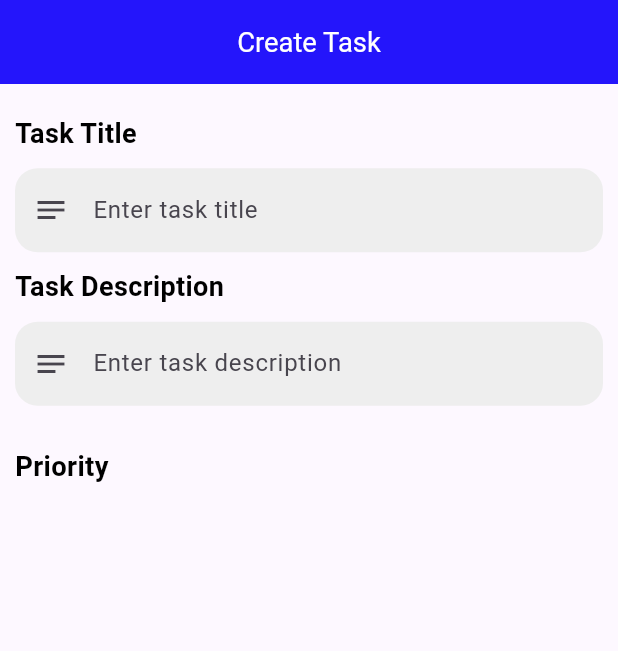
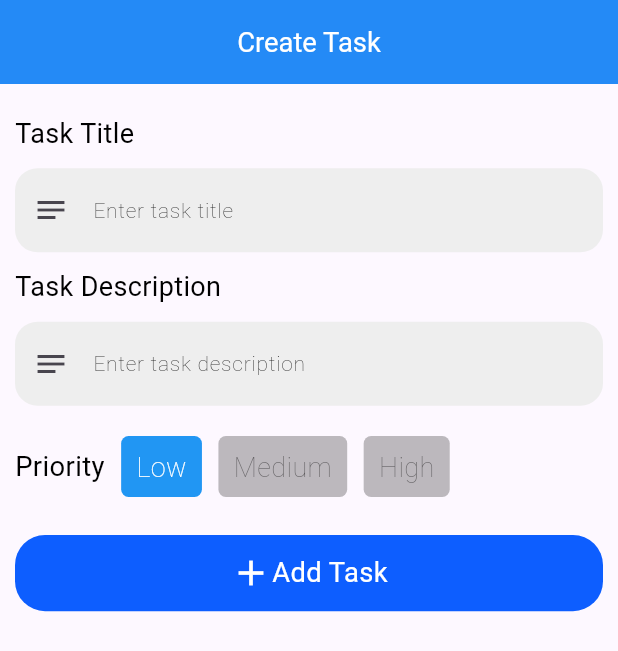
Before and after one commit to jayasaleh/todo-app, a Flutter app: the AddTaskScreens screen opened directly, on a phone screen of 412 x 824 dp. Shown: the top 651 px of the screen. Run offline on Flutter 3.47's test engine with Material 3 defaults, Android fonts, the light colour scheme and no system bars; our stand-ins replace cloud_firestore, firebase_auth, firebase_core, flutter_riverpod, font_awesome_flutter, go_router and 2 more; accounts and stored records are empty; generated files the repository leaves out were written again.

Commit message:
implement logical crud task

```diff
--- /dev/null
+++ b/lib/features/task_management/domain/task.dart
@@ -0,0 +1,86 @@
+class Task {
+  final String id;
+  final String title;
+  final String description;
+  final String priority;
+  final String date;
+  final bool isComplete;
+
+  Task({
+    this.id = '',
+    required this.title,
+    required this.description,
+    required this.priority,
+    required this.date,
+    this.isComplete = false,
+  });
+
+  @override
+  int get hashCode =>
+      id.hashCode ^
+      title.hashCode ^
+      description.hashCode ^
+      priority.hashCode ^
+      date.hashCode ^
+      isComplete.hashCode;
+
+  // Generate equals/hashCode (Alt + Insert > '== and hashCode')
+  @override
+  bool operator ==(Object other) {
+    if (identical(this, other)) return true;
+    return other is Task &&
+        other.id == id &&
+        other.title == title &&
+        other.description == description &&
+        other.priority == priority &&
+        other.date == date &&
+        other.isComplete == isComplete;
+  }
+
+  // Generate copyWith (Alt + Insert > 'copyWith')
+  Task copyWith({
+    String? id,
+    String? title,
+    String? description,
+    String? priority,
+    String? date,
+    bool? isComplete,
+  }) {
+    return Task(
+      id: id ?? this.id,
+      title: title ?? this.title,
+      description: description ?? this.description,
+      priority: priority ?? this.priority,
+      date: date ?? this.date,
+      isComplete: isComplete ?? this.isComplete,
+    );
+  }
+
+  Map<String, dynamic> toMap() {
+    return {
+      'id': id,
+      'title': title,
+      'description': description,
+      'priority': priority,
+      'date': date,
+      'isComplete': isComplete,
+    };
+  }
+
+  factory Task.fromMap(Map<String, dynamic> map) {
+    return Task(
+      id: map['id'],
+      title: map['title'],
+      description: map['description'],
+      priority: map['priority'],
+      date: map['date'],
+      isComplete: map['isComplete'],
+    );
+  }
+
+  // Generate toString (Alt + Insert > 'toString()')
+  @override
+  String toString() {
+    return 'Task(id: $id, title: $title, description: $description, priority: $priority, date: $date, isComplete: $isComplete)';
+  }
+}
--- a/lib/features/task_management/presentation/screens/add_task_screens.dart
+++ b/lib/features/task_management/presentation/screens/add_task_screens.dart
@@ -1,5 +1,9 @@
 import 'package:flutter/material.dart';
 import 'package:flutter_riverpod/flutter_riverpod.dart';
+import 'package:to_do/common_widgets/async_value_ui.dart';
+import 'package:to_do/features/authentication/data/auth_repository.dart';
+import 'package:to_do/features/task_management/domain/task.dart';
+import 'package:to_do/features/task_management/presentation/firestore_controller.dart';
 import 'package:to_do/features/task_management/presentation/widgets/title_description.dart';
 import 'package:to_do/utils/app_styles.dart';
 import 'package:to_do/utils/size_config.dart';
@@ -16,6 +20,19 @@ class _AddTaskScreenState extends ConsumerState<AddTaskScreens> {
   final List<String> _priorities = ['Low', 'Medium', 'High'];
   int _selectedPriorities = 0;
 
+  Color _getPriorityColor(int index) {
+    switch (_priorities[index]) {
+      case 'Low':
+        return Colors.blue;
+      case 'Medium':
+        return Colors.orange;
+      case 'High':
+        return Colors.red;
+      default:
+        return Colors.grey;
+    }
+  }
+
   @override
   void dispose() {
     _titleController.dispose();
@@ -26,6 +43,12 @@ class _AddTaskScreenState extends ConsumerState<AddTaskScreens> {
   @override
   Widget build(BuildContext context) {
     SizeConfig.init(context);
+    final userId = ref.watch(currentUserProvider)!.uid;
+    final state = ref.watch(firestoreControllerProvider);
+    ref.listen<AsyncValue>(firestoreControllerProvider, (_, state) {
+      state.showAlertDialogError(context);
+    });
+
     return Scaffold(
       appBar: AppBar(
         title: Text(
@@ -49,7 +72,7 @@ class _AddTaskScreenState extends ConsumerState<AddTaskScreens> {
               title: 'Task Description',
               hintText: 'Enter task description',
               maxLines: 1,
-              controller: _titleController,
+              controller: _descriptionController,
               prefixIcon: Icons.notes,
             ),
             SizedBox(height: SizeConfig.getProportionateScreenHeight(20)),
@@ -71,14 +94,36 @@ class _AddTaskScreenState extends ConsumerState<AddTaskScreens> {
                         final priority = _priorities[index];
                         return GestureDetector(
                           onTap: () {
-                            _selectedPriorities = index;
+                            setState(() {
+                              _selectedPriorities = index;
+                            });
                           },
                           child: Container(
                             margin: EdgeInsets.only(
-                              left: SizeConfig.getProportionateScreenWidth(10),
+                              left: SizeConfig.getProportionateScreenWidth(5),
                             ),
-                            padding: EdgeInsets.all(
-                              SizeConfig.getProportionateScreenHeight(10),
+                            padding: EdgeInsets.symmetric(
+                              horizontal:
+                                  SizeConfig.getProportionateScreenHeight(10),
+                              vertical: SizeConfig.getProportionateScreenHeight(
+                                8,
+                              ),
+                            ),
+                            alignment: Alignment.center,
+                            decoration: BoxDecoration(
+                              borderRadius: BorderRadius.circular(5),
+                              color: _selectedPriorities == index
+                                  ? _getPriorityColor(index)
+                                  : Colors.black26,
+                            ),
+                            child: Text(
+                              priority,
+                              style: AppStyles.normalTextStyle.copyWith(
+                                color: _selectedPriorities == index
+                                    ? Colors.white
+                                    : Colors.black54,
+                                fontSize: 18,
+                              ),
                             ),
                           ),
                         );
@@ -88,6 +133,47 @@ class _AddTaskScreenState extends ConsumerState<AddTaskScreens> {
                 ),
               ],
             ),
+            SizedBox(height: SizeConfig.getProportionateScreenHeight(25)),
+            InkWell(
+              onTap: () {
+                final title = _titleController.text.trim();
+                final description = _descriptionController.text.trim();
+                String priority = _priorities[_selectedPriorities];
+                String date = DateTime.now().toString();
+                final createTask = Task(
+                  title: title,
+                  description: description,
+                  priority: priority,
+                  date: date,
+                );
+                ref
+                    .read(firestoreControllerProvider.notifier)
+                    .addTask(task: createTask, userId: userId);
+              },
+              child: Container(
+                alignment: Alignment.center,
+                height: SizeConfig.getProportionateScreenHeight(50),
+                width: SizeConfig.screenWidth,
+                decoration: BoxDecoration(
+                  color: Color.fromARGB(255, 13, 94, 255),
+                  borderRadius: BorderRadius.circular(20),
+                ),
+                child: state.isLoading
+                    ? CircularProgressIndicator()
+                    : Row(
+                        mainAxisAlignment: MainAxisAlignment.center,
+                        children: [
+                          Icon(Icons.add, color: Colors.white, size: 28),
+                          Text(
+                            'Add Task',
+                            style: AppStyles.titleTextStyle.copyWith(
+                              color: Colors.white,
+                            ),
+                          ),
+                        ],
+                      ),
+              ),
+            ),
           ],
         ),
       ),
--- a/lib/features/task_management/presentation/widgets/title_description.dart
+++ b/lib/features/task_management/presentation/widgets/title_description.dart
@@ -31,6 +31,7 @@ class TitleDescription extends StatelessWidget {
           controller: controller,
           decoration: InputDecoration(
             hintText: hintText,
+            hintStyle: AppStyles.normalTextStyle.copyWith(fontSize: 14),
             prefixIcon: Icon(prefixIcon),
             filled: true,
             fillColor: Colors.grey[200],
--- a/lib/main.dart
+++ b/lib/main.dart
@@ -24,11 +24,11 @@ class MyApp extends ConsumerWidget {
           seedColor: const Color.fromARGB(255, 37, 0, 132),
         ),
         appBarTheme: AppBarTheme().copyWith(
-          backgroundColor: const Color.fromARGB(255, 36, 21, 251),
+          backgroundColor: const Color.fromARGB(255, 36, 138, 246),
           centerTitle: true,
         ),
         bottomNavigationBarTheme: const BottomNavigationBarThemeData().copyWith(
-          backgroundColor: const Color.fromARGB(255, 36, 21, 251),
+          backgroundColor: const Color.fromARGB(255, 36, 138, 246),
           selectedItemColor: Colors.white,
           unselectedItemColor: Colors.white70,
         ),
--- a/lib/utils/app_styles.dart
+++ b/lib/utils/app_styles.dart
@@ -1,4 +1,3 @@
-
 import 'package:flutter/material.dart';
 import 'package:google_fonts/google_fonts.dart';
 import 'package:to_do/utils/size_config.dart';
@@ -6,7 +5,7 @@ import 'package:to_do/utils/size_config.dart';
 class AppStyles {
   static final headingTextStyle = GoogleFonts.mcLaren(
     fontSize: SizeConfig.getProportionateScreenHeight(22),
-    fontWeight: FontWeight.w600,
+    fontWeight: FontWeight.w400,
     color: Colors.black,
   );
   static final titleTextStyle = GoogleFonts.mcLaren(
```
Also changed, not shown: lib/common_widgets/async_value_widget.dart (added, +17 -0 lines), lib/features/task_management/data/firestore_repository.dart (added, +133 -0 lines), lib/features/task_management/presentation/firestore_controller.dart (added, +51 -0 lines), lib/features/task_management/presentation/screens/all_task_screens.dart (+36 -6 lines), lib/features/task_management/presentation/screens/incomplete_task_screens.dart (+11 -1 lines), lib/features/task_management/presentation/widgets/task_item.dart (added, +95 -0 lines), lib/features/task_management/data/firestore_repository.g.dart (added), lib/features/task_management/presentation/firestore_controller.g.dart (added).
